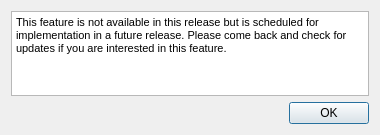
Before: the Qt Designer form utilWindows/dialogfuturefeature.ui in NHERI-SimCenter/PileGroupTool, drawn with Qt 5.
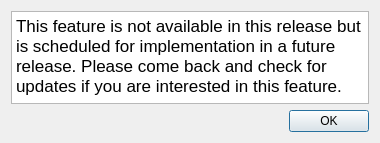
After: the same form once the commit is applied.

Commit message: Improving style sheet integration

What changed in the file:
```diff
--- a/utilWindows/dialogfuturefeature.ui
+++ b/utilWindows/dialogfuturefeature.ui
@@ -7,7 +7,7 @@
     <x>0</x>
     <y>0</y>
     <width>380</width>
-    <height>135</height>
+    <height>143</height>
    </rect>
   </property>
   <property name="windowTitle">
@@ -15,13 +15,13 @@
   </property>
   <layout class="QVBoxLayout" name="verticalLayout">
    <item>
-    <widget class="QTextBrowser" name="textBrowser">
+    <widget class="QTextEdit" name="textEdit">
      <property name="html">
       <string>&lt;!DOCTYPE HTML PUBLIC &quot;-//W3C//DTD HTML 4.0//EN&quot; &quot;http://www.w3.org/TR/REC-html40/strict.dtd&quot;&gt;
 &lt;html&gt;&lt;head&gt;&lt;meta name=&quot;qrichtext&quot; content=&quot;1&quot; /&gt;&lt;style type=&quot;text/css&quot;&gt;
 p, li { white-space: pre-wrap; }
-&lt;/style&gt;&lt;/head&gt;&lt;body style=&quot; font-family:'MS Shell Dlg 2'; font-size:7.875pt; font-weight:400; font-style:normal;&quot;&gt;
-&lt;p style=&quot; margin-top:0px; margin-bottom:0px; margin-left:0px; margin-right:0px; -qt-block-indent:0; text-indent:0px;&quot;&gt;&lt;span style=&quot; font-size:8pt;&quot;&gt;This feature is not available in this release but is scheduled for implementation in a future release. Please come back and check for updates if you are interested in this feature.&lt;/span&gt;&lt;/p&gt;&lt;/body&gt;&lt;/html&gt;</string>
+&lt;/style&gt;&lt;/head&gt;&lt;body style=&quot; font-family:'.SF NS Text'; font-size:13pt; font-weight:400; font-style:normal;&quot;&gt;
+&lt;p style=&quot; margin-top:0px; margin-bottom:0px; margin-left:0px; margin-right:0px; -qt-block-indent:0; text-indent:0px;&quot;&gt;This feature is not available in this release but is scheduled for implementation in a future release. Please come back and check for updates if you are interested in this feature.&lt;/p&gt;&lt;/body&gt;&lt;/html&gt;</string>
      </property>
     </widget>
    </item>
```
The commit also changes 2 other files.
